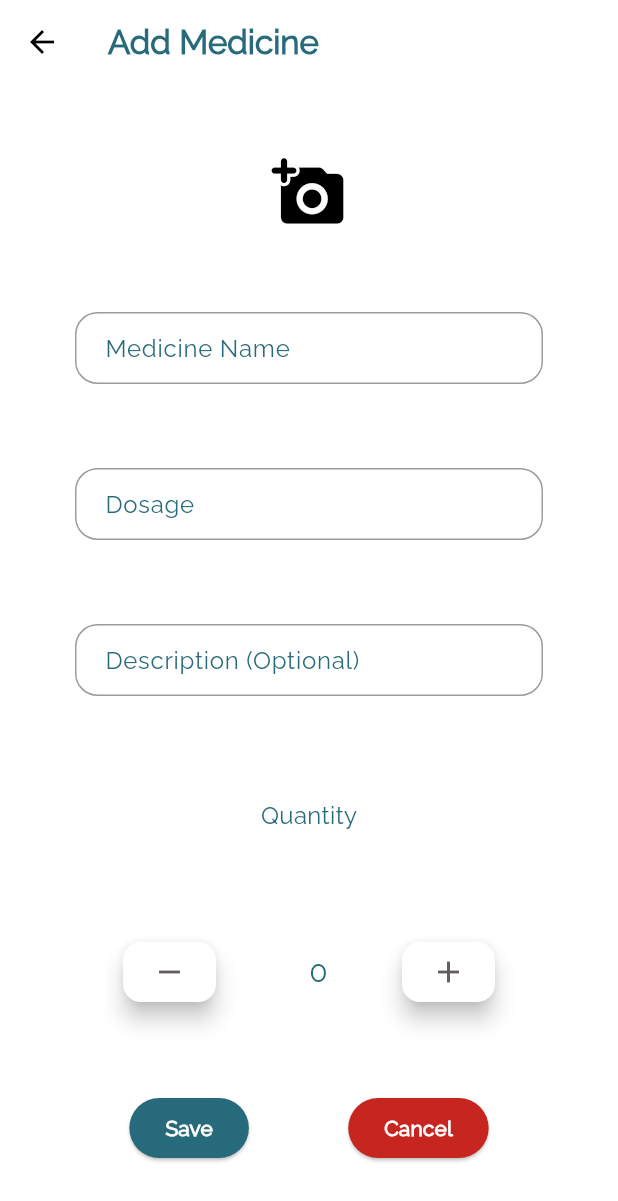
After one commit to Errol13/KLK, a Flutter app: the AdminMedicine screen opened directly, on a phone screen of 412 x 824 dp. The commit adds this screen. Shown: the top 1201 px of the screen. Run offline on Flutter 3.47's test engine with Material 3 defaults, Android fonts, the phone set to English and light mode, and no system bars; our stand-ins replace cloud_firestore, email_validator, firebase_auth, firebase_core, image_picker, like_button and 3 more; missing offline and left inert: flutter_phone_direct_caller, humanitarian_icons; accounts and stored records are empty.

Commit message:
Adding of Medicine

```diff
--- /dev/null
+++ b/lib/screens/admin_medicine.dart
@@ -0,0 +1,301 @@
+import 'package:flutter/material.dart';
+import 'package:klinikonek_project/screens/medicines(services)_page.dart';
+import 'first_page.dart';
+
+class AdminMedicine extends StatefulWidget {
+  const AdminMedicine(
+      {super.key}); // Create a StatefulWidget for the Sign-Up page.
+
+  @override
+  _AdminMedicineState createState() => _AdminMedicineState();
+}
+
+class _AdminMedicineState extends State<AdminMedicine> {
+  int _counter = 0;
+
+  void _incrementCounter() {
+    setState(() {
+      _counter++;
+    });
+  }
+
+  void _decrementCounter() {
+    setState(() {
+      _counter--;
+    });
+  }
+
+  @override
+  Widget build(BuildContext context) {
+    return Scaffold(
+      appBar: AppBar(
+        title: Row(
+          children: [
+            const Text(
+              "Add Medicine",
+              style: TextStyle(
+                fontWeight: FontWeight.bold,
+                color: Color(0xFF276A7B),
+              ),
+            ),
+          ],
+        ),
+      ),
+      body: Padding(
+        padding: const EdgeInsets.all(20.0),
+        child: Container(
+          decoration: BoxDecoration(
+              borderRadius: BorderRadius.all(Radius.circular(20)),
+              color: Colors.white),
+          child: Column(
+            children: [
+              Expanded(
+                child: Row(
+                  mainAxisAlignment: MainAxisAlignment.center,
+                  children: [
+                    IconButton(
+                        onPressed: () {},
+                        iconSize: 50,
+                        icon: Icon(Icons.add_a_photo_rounded))
+                  ],
+                ),
+              ),
+              Expanded(
+                child: Row(
+                  children: [
+                    SizedBox(
+                      width: 30,
+                    ),
+                    Expanded(
+                      child: TextField(
+                        decoration: InputDecoration(
+                          labelText: 'Medicine Name',
+                          labelStyle: const TextStyle(
+                            color: Color(0xff276A7B),
+                            fontSize: 16,
+                          ),
+                          filled: true,
+                          fillColor: Colors.white,
+                          focusedBorder: OutlineInputBorder(
+                            borderRadius: BorderRadius.circular(12),
+                            borderSide: const BorderSide(
+                              color: Color(0xff659d66),
+                              width: 1.0,
+                            ),
+                          ),
+
+                          //enabled border styling
+                          enabledBorder: OutlineInputBorder(
+                            borderRadius: BorderRadius.circular(15.0),
+                            borderSide: const BorderSide(
+                              color: Color.fromARGB(255, 156, 156,
+                                  158), // Change the border color here
+                              width: 1.0, // Adjust the border width as needed
+                            ),
+                          ),
+                          contentPadding: const EdgeInsets.symmetric(
+                              vertical: 12.0, horizontal: 16.0),
+                        ),
+                        style: const TextStyle(
+                          color: Color(0xFF276A7B),
+                        ),
+                      ),
+                    ),
+                    SizedBox(
+                      width: 30,
+                    ),
+                  ],
+                ),
+              ),
+              Expanded(
+                child: Row(
+                  children: [
+                    SizedBox(
+                      width: 30,
+                    ),
+                    Expanded(
+                      child: TextField(
+                        decoration: InputDecoration(
+                          labelText: 'Dosage',
+                          labelStyle: const TextStyle(
+                            color: Color(0xff276A7B),
+                            fontSize: 16,
+                          ),
+                          filled: true,
+                          fillColor: Colors.white,
+                          focusedBorder: OutlineInputBorder(
+                            borderRadius: BorderRadius.circular(12),
+                            borderSide: const BorderSide(
+                              color: Color(0xff659d66),
+                              width: 1.0,
+                            ),
+                          ),
+
+                          //enabled border styling
+                          enabledBorder: OutlineInputBorder(
+                            borderRadius: BorderRadius.circular(15.0),
+                            borderSide: const BorderSide(
+                              color: Color.fromARGB(255, 156, 156,
+                                  158), // Change the border color here
+                              width: 1.0, // Adjust the border width as needed
+                            ),
+                          ),
+                          contentPadding: const EdgeInsets.symmetric(
+                              vertical: 12.0, horizontal: 16.0),
+                        ),
+                        style: const TextStyle(
+                          color: Color(0xFF276A7B),
+                        ),
+                      ),
+                    ),
+                    SizedBox(
+                      width: 30,
+                    ),
+                  ],
+                ),
+              ),
+              Expanded(
+                child: Row(
+                  children: [
+                    SizedBox(
+                      width: 30,
+                    ),
+                    Expanded(
+                      child: TextField(
+                        decoration: InputDecoration(
+                          labelText: 'Description (Optional)',
+                          labelStyle: const TextStyle(
+                            color: Color(0xff276A7B),
+                            fontSize: 16,
+                          ),
+                          filled: true,
+                          fillColor: Colors.white,
+                          focusedBorder: OutlineInputBorder(
+                            borderRadius: BorderRadius.circular(12),
+                            borderSide: const BorderSide(
+                              color: Color(0xff659d66),
+                              width: 1.0,
+                            ),
+                          ),
+
+                          //enabled border styling
+                          enabledBorder: OutlineInputBorder(
+                            borderRadius: BorderRadius.circular(15.0),
+                            borderSide: const BorderSide(
+                              color: Color.fromARGB(255, 156, 156,
+                                  158), // Change the border color here
+                              width: 1.0, // Adjust the border width as needed
+                            ),
+                          ),
+                          contentPadding: const EdgeInsets.symmetric(
+                              vertical: 12.0, horizontal: 16.0),
+                        ),
+                        style: const TextStyle(
+                          color: Color(0xFF276A7B),
+                        ),
+                      ),
+                    ),
+                    SizedBox(
+                      width: 30,
+                    ),
+                  ],
+                ),
+              ),
+              Expanded(
+                child: Row(
+                  mainAxisAlignment: MainAxisAlignment.center,
+                  children: [
+                    Text(
+                      'Quantity',
+                      style: TextStyle(
+                        fontSize: 16,
+                        color: Color(0xFF276A7B),
+                      ),
+                    ),
+                  ],
+                ),
+              ),
+              Expanded(
+                child: Row(
+                  mainAxisAlignment: MainAxisAlignment.center,
+                  children: [
+                    Expanded(child: SizedBox()),
+                    Expanded(
+                      child: FloatingActionButton.small(
+                        onPressed: _decrementCounter,
+                        backgroundColor: Colors.white,
+                        child: Icon(Icons.remove,
+                            color: Color.fromRGBO(99, 92, 92, 1)),
+                      ),
+                    ),
+                    Expanded(child: SizedBox()),
+                    Expanded(
+                      child: Text(
+                        '$_counter',
+                        style: TextStyle(
+                          fontSize: 20.0,
+                          color: Color(0xFF276A7B),
+                        ),
+                      ),
+                    ),
+                    Expanded(
+                      child: FloatingActionButton.small(
+                        onPressed: _incrementCounter,
+                        backgroundColor: Colors.white,
+                        child: Icon(
+                          Icons.add,
+                          color: Color.fromRGBO(99, 92, 92, 1),
+                        ),
+                      ),
+                    ),
+                    Expanded(child: SizedBox()),
+                  ],
+                ),
+              ),
+              Expanded(
+                  child: Row(
+                mainAxisAlignment: MainAxisAlignment.spaceEvenly,
+                children: [
+                  ElevatedButton(
+                      onPressed: () {
+                        // Add your button's click logic here
+                        // For example, you can navigate to another screen or perform an action
+                        Navigator.of(context).push(MaterialPageRoute(
+                          builder: (context) =>
+                              MedicinePage(), // Replace with the actual MedicinePage.
+                        ));
+                      },
+                      style: ElevatedButton.styleFrom(
+                        backgroundColor: Color(0xFF276A7B),
+                      ),
+                      child: const Text('Save',
+                          style: TextStyle(
+                            fontWeight: FontWeight.bold,
+                            color: Color.fromARGB(255, 255, 255, 255),
+                          ))),
+                  ElevatedButton(
+                      onPressed: () {
+                        // Add your button's click logic here
+                        // For example, you can navigate to another screen or perform an action
+                        Navigator.of(context).push(MaterialPageRoute(
+                          builder: (context) =>
+                              MedicinePage(), // Replace with the actual MedicinePage.
+                        ));
+                      },
+                      style: ElevatedButton.styleFrom(
+                        backgroundColor: Color.fromARGB(255, 199, 37, 32),
+                      ),
+                      child: const Text('Cancel',
+                          style: TextStyle(
+                            fontWeight: FontWeight.bold,
+                            color: Color.fromARGB(255, 255, 255, 255),
+                          )))
+                ],
+              ))
+            ],
+          ),
+        ),
+      ),
+    );
+  }
+}
--- a/lib/screens/medicines(services)_page.dart
+++ b/lib/screens/medicines(services)_page.dart
@@ -1,4 +1,5 @@
 import 'package:flutter/material.dart';
+import 'package:klinikonek_project/screens/admin_medicine.dart';
 import 'first_page.dart';
 
 class MedicinePage extends StatefulWidget {
@@ -52,6 +53,18 @@ class _MedicinePageState extends State<MedicinePage> {
           ],
         ),
       ),
+      floatingActionButton: FloatingActionButton(
+        onPressed: () {
+          // Add your button's click logic here
+          // For example, you can navigate to another screen or perform an action
+          Navigator.of(context).push(MaterialPageRoute(
+            builder: (context) =>
+                AdminMedicine(), // Replace with the actual MedicinePage.
+          ));
+        },
+        backgroundColor: Color(0xFF276A7B),
+        child: Icon(Icons.add),
+      ),
       body: Padding(
         padding: EdgeInsets.all(16),
         child: Column(
@@ -70,12 +83,14 @@ class _MedicinePageState extends State<MedicinePage> {
                   mainAxisAlignment: MainAxisAlignment.center,
                   crossAxisAlignment: CrossAxisAlignment.center,
                   children: [
-                    Expanded(child: SizedBox(width:3)),
+                    Expanded(child: SizedBox(width: 3)),
                     Column(
                       mainAxisAlignment: MainAxisAlignment.center,
                       crossAxisAlignment: CrossAxisAlignment.start,
                       children: [
-                        SizedBox(width: 10,),
+                        SizedBox(
+                          width: 10,
+                        ),
                         Text(
                           "Available Medicines",
                           style: TextStyle(
@@ -100,7 +115,9 @@ class _MedicinePageState extends State<MedicinePage> {
               ),
             ),
 
-            SizedBox(height:5,),
+            SizedBox(
+              height: 5,
+            ),
 
             //searchbar
             Container(
@@ -126,8 +143,7 @@ class _MedicinePageState extends State<MedicinePage> {
                   focusedBorder: OutlineInputBorder(
                     borderRadius: BorderRadius.circular(15.0),
                     borderSide: const BorderSide(
-                        color: Color.fromARGB(
-                            255, 156, 156, 158),
+                      color: Color.fromARGB(255, 156, 156, 158),
                       width: 2.0,
                     ),
                   ),
@@ -135,8 +151,7 @@ class _MedicinePageState extends State<MedicinePage> {
                   enabledBorder: OutlineInputBorder(
                     borderRadius: BorderRadius.circular(15.0),
                     borderSide: const BorderSide(
-                        color: Color.fromARGB(
-                            255, 156, 156, 158),
+                      color: Color.fromARGB(255, 156, 156, 158),
                       width: 1.0, // Adjust the border width as needed
                     ),
                   ),
@@ -182,7 +197,8 @@ class _MedicinePageState extends State<MedicinePage> {
                           crossAxisAlignment: CrossAxisAlignment.center,
                           children: [
                             Center(
-                              child: Text(medicine.name, style: TextStyle(
+                              child: Text(medicine.name,
+                                  style: TextStyle(
                                     fontWeight: FontWeight.bold,
                                   )),
                             ),
@@ -192,7 +208,6 @@ class _MedicinePageState extends State<MedicinePage> {
                               child: Image.asset(medicine.imageUrl,
                                   width: 60, height: 60),
                             ),
-
                             if (isAvailable)
                               Expanded(
                                 flex: 0,
@@ -226,7 +241,7 @@ class _MedicinePageState extends State<MedicinePage> {
                   ),
                 ),
               ),
-            )
+            ),
           ],
         ),
       ),
--- a/lib/screens/privacy_security_page.dart
+++ b/lib/screens/privacy_security_page.dart
@@ -84,7 +84,7 @@ class _PSPageState extends State<PSPage> {
         title: Row(
           children: [
             const Text(
-              "Notification Settings",
+              "Privacy and Security",
               style: TextStyle(
                 fontWeight: FontWeight.bold,
                 color: Color(0xFF276A7B),
@@ -347,8 +347,7 @@ class _PSPageState extends State<PSPage> {
                         ))),
               ),
               Expanded(
-                child: SizedBox(
-                ),
+                child: SizedBox(),
               ),
               Align(
                 alignment: Alignment.center,
@@ -357,7 +356,7 @@ class _PSPageState extends State<PSPage> {
                     style: ElevatedButton.styleFrom(
                       backgroundColor: Color.fromARGB(255, 199, 37, 32),
                     ),
-                    child: const Text('Delete',
+                    child: const Text('Delete Account',
                         style: TextStyle(
                           fontWeight: FontWeight.bold,
                           color: Color.fromARGB(255, 255, 255, 255),
```
Lines whose indentation alone changed are shown as unchanged.
